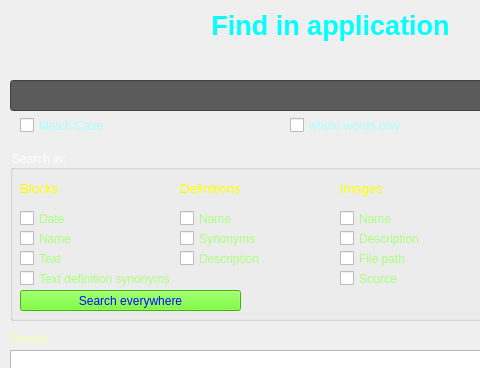
The window that data/app/designer/find_in_app.ui (dsoftn/my_journal) describes before a commit, drawn with Qt 5; both pictures show x 0 to 480 and y 0 to 368 of the 660 by 643 pixel window.
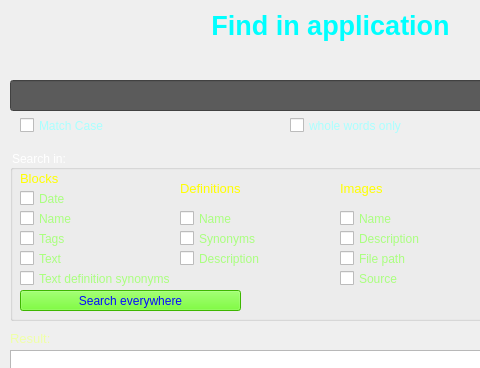
The same window after the commit. Icons and pictures are not drawn.

The edit to the form file:
```diff
--- a/data/app/designer/find_in_app.ui
+++ b/data/app/designer/find_in_app.ui
@@ -139,7 +139,7 @@
     <property name="geometry">
      <rect>
       <x>10</x>
-      <y>30</y>
+      <y>20</y>
       <width>150</width>
       <height>16</height>
      </rect>
@@ -160,7 +160,7 @@
     <property name="geometry">
      <rect>
       <x>10</x>
-      <y>60</y>
+      <y>40</y>
       <width>150</width>
       <height>17</height>
      </rect>
@@ -176,7 +176,7 @@
     <property name="geometry">
      <rect>
       <x>10</x>
-      <y>80</y>
+      <y>60</y>
       <width>150</width>
       <height>17</height>
      </rect>
@@ -483,6 +483,22 @@
      <string>Text definition synonyms</string>
     </property>
    </widget>
+   <widget class="QCheckBox" name="chk_block_tags">
+    <property name="geometry">
+     <rect>
+      <x>10</x>
+      <y>80</y>
+      <width>150</width>
+      <height>17</height>
+     </rect>
+    </property>
+    <property name="styleSheet">
+     <string notr="true">color: rgb(170, 255, 127);</string>
+    </property>
+    <property name="text">
+     <string>Tags</string>
+    </property>
+   </widget>
   </widget>
   <widget class="QLabel" name="lbl_result">
    <property name="geometry">
```
